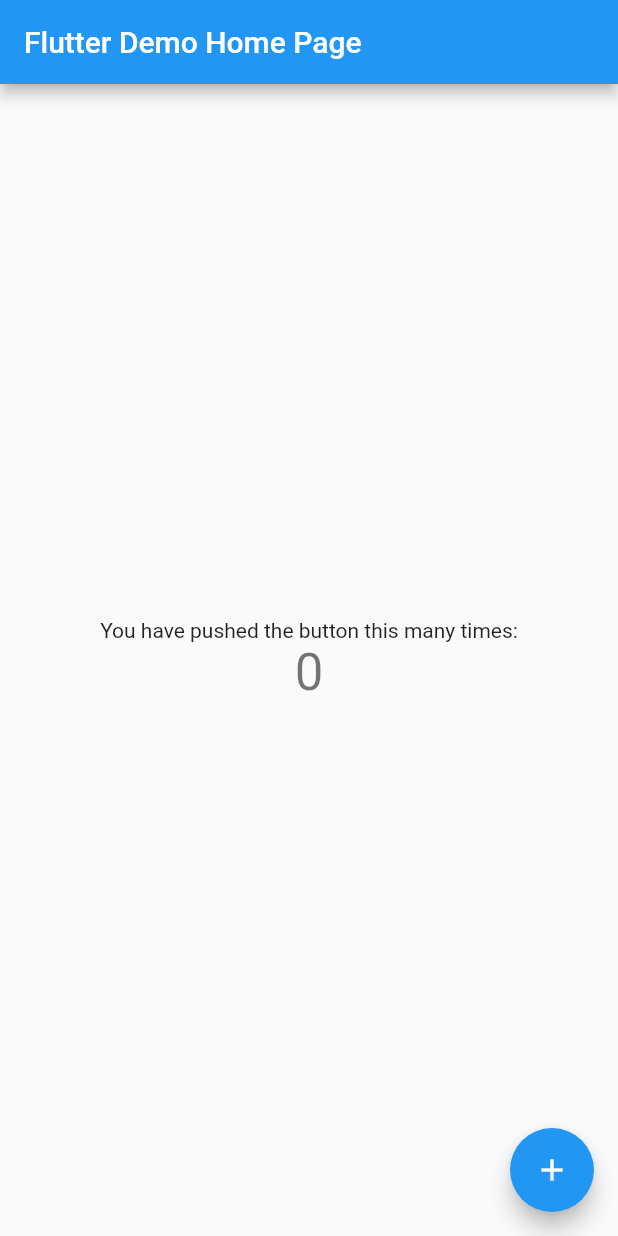
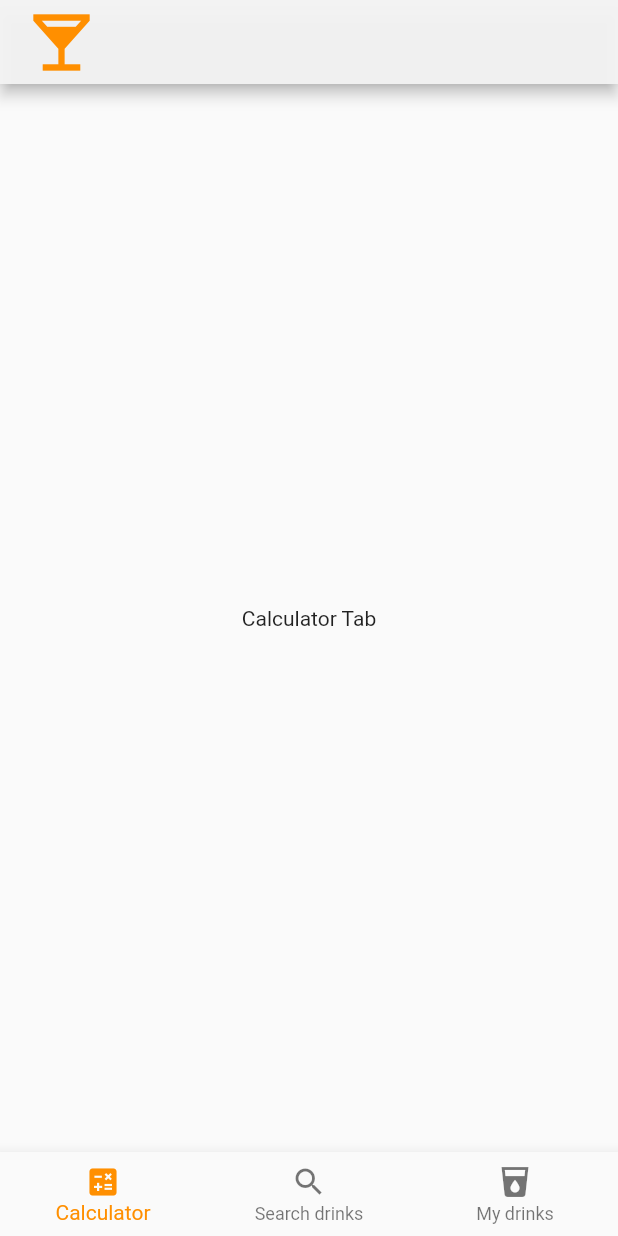
Before and after one commit to gu-tig333-ht22/Grupp-3, a Flutter app: the screen it shows after launch, on a phone screen of 412 x 824 dp. Run offline on Flutter 3.47's test engine with Material 2 defaults, Android fonts, the phone set to English and light mode, and no system bars.

Commit message:
skapat filer + navbar + grund

```diff
--- /dev/null
+++ b/lib/calculatorTab.dart
@@ -0,0 +1,10 @@
+import 'package:flutter/material.dart';
+
+class calculatorTab extends StatelessWidget {
+  @override
+  Widget build(BuildContext context) {
+    return Container(
+      child: Text("Calculator Tab"),
+    );
+  }
+}
--- /dev/null
+++ b/lib/homepage.dart
@@ -0,0 +1,60 @@
+import 'package:flutter/material.dart';
+import 'package:template/calculatorTab.dart';
+import 'package:template/mydrinkstab.dart';
+import 'package:template/searchTab.dart';
+
+class MyStatefulWidget extends StatefulWidget {
+  const MyStatefulWidget({super.key});
+
+  @override
+  State<MyStatefulWidget> createState() => _MyStatefulWidgetState();
+}
+
+class _MyStatefulWidgetState extends State<MyStatefulWidget> {
+  int _selectedIndex = 0;
+  static TextStyle optionStyle =
+      TextStyle(fontSize: 30, fontWeight: FontWeight.bold);
+  static List<Widget> _widgetOptions = <Widget>[
+    calculatorTab(),
+    searchTab(),
+    mydrinksTab()
+    ,
+  ];
+
+  void _onItemTapped(int index) {
+    setState(() {
+      _selectedIndex = index;
+    });
+  }
+
+  @override
+  Widget build(BuildContext context) {
+    return Scaffold(
+      appBar: AppBar(
+        title: const Icon(Icons.local_bar, color: Color.fromARGB(255, 255, 143, 0), size: 50,),
+      ),
+      body: Center(
+        child: _widgetOptions.elementAt(_selectedIndex),
+      ),
+      bottomNavigationBar: BottomNavigationBar(
+        items: const <BottomNavigationBarItem>[
+          BottomNavigationBarItem(
+            icon: Icon(Icons.calculate),
+            label: 'Calculator',
+          ),
+          BottomNavigationBarItem(
+            icon: Icon(Icons.search),
+            label: 'Search drinks',
+          ),
+          BottomNavigationBarItem(
+            icon: Icon(Icons.local_drink),
+            label: 'My drinks',
+          ),
+        ],
+        currentIndex: _selectedIndex,
+        selectedItemColor: Colors.amber[800],
+        onTap: _onItemTapped,
+      ),
+    );
+  }
+}
--- a/lib/main.dart
+++ b/lib/main.dart
@@ -1,4 +1,5 @@
 import 'package:flutter/material.dart';
+import './homepage.dart';
 
 void main() {
   runApp(const MyApp());
@@ -10,57 +11,14 @@ class MyApp extends StatelessWidget {
   @override
   Widget build(BuildContext context) {
     return MaterialApp(
+      debugShowCheckedModeBanner: false,
       title: 'Flutter Demo',
       theme: ThemeData(
-        primarySwatch: Colors.blue,
+        appBarTheme: const AppBarTheme(
+         backgroundColor: Color.fromARGB(243, 243, 243, 243)
+        ),
       ),
-      home: const MyHomePage(title: 'Flutter Demo Home Page'),
+      home: MyStatefulWidget(),
     );
   }
 }
-
-class MyHomePage extends StatefulWidget {
-  const MyHomePage({Key? key, required this.title}) : super(key: key);
-  final String title;
-
-  @override
-  State<MyHomePage> createState() => _MyHomePageState();
-}
-
-class _MyHomePageState extends State<MyHomePage> {
-  int _counter = 0;
-
-  void _incrementCounter() {
-    setState(() {
-      _counter++;
-    });
-  }
-
-  @override
-  Widget build(BuildContext context) {
-    return Scaffold(
-      appBar: AppBar(
-        title: Text(widget.title),
-      ),
-      body: Center(
-        child: Column(
-          mainAxisAlignment: MainAxisAlignment.center,
-          children: <Widget>[
-            const Text(
-              'You have pushed the button this many times:',
-            ),
-            Text(
-              '$_counter',
-              style: Theme.of(context).textTheme.headline4,
-            ),
-          ],
-        ),
-      ),
-      floatingActionButton: FloatingActionButton(
-        onPressed: _incrementCounter,
-        tooltip: 'Increment',
-        child: const Icon(Icons.add),
-      ),
-    );
-  }
-}
```
Also changed, not shown: lib/model.dart (added, +17 -0 lines), lib/mydrinksTab.dart (added, +10 -0 lines), lib/searchTab.dart (added, +9 -0 lines), lib/createdrinkview.dart (added), pubspec.lock, 2 other files.
